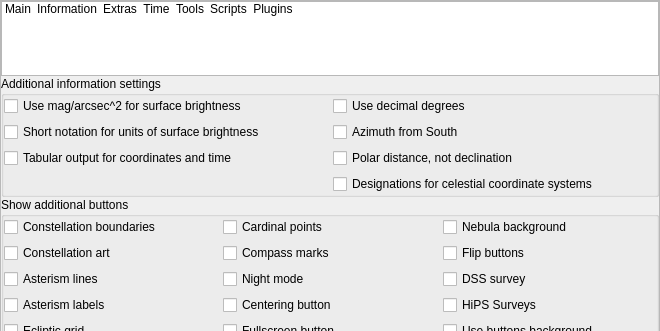
First picture: the form in src/gui/configurationDialog.ui, repository Stellarium/stellarium, before the edit; both pictures show x 0 to 660 and y 0 to 331 of the 660 by 575 pixel window.
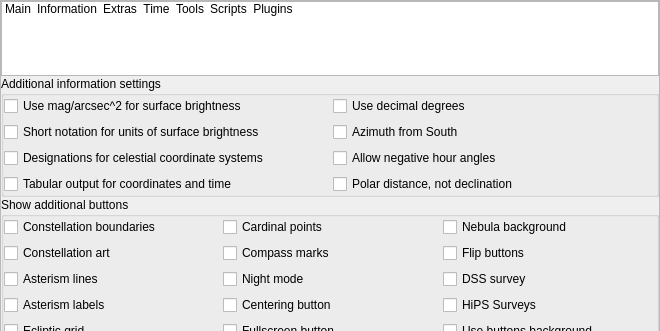
Second picture: the form after the edit. The open tabs and pages were chosen to show the change. Icons and pictures are not drawn. Custom widgets are drawn as their Qt base class.

Commit message:
Introduce negative hour angles
- Also use decimal degrees for hour angles where wanted

What changed in the file:
```diff
--- a/src/gui/configurationDialog.ui
+++ b/src/gui/configurationDialog.ui
@@ -1082,13 +1082,6 @@
              <property name="bottomMargin">
               <number>0</number>
              </property>
-             <item row="2" column="0">
-              <widget class="QCheckBox" name="checkBoxUseFormattingOutput">
-               <property name="text">
-                <string>Tabular output for coordinates and time</string>
-               </property>
-              </widget>
-             </item>
              <item row="1" column="0">
               <widget class="QCheckBox" name="checkBoxUMShortNotationSurfaceBrightness">
                <property name="text">
@@ -1123,14 +1116,21 @@
                </property>
               </widget>
              </item>
-             <item row="4" column="1">
+             <item row="4" column="0">
+              <widget class="QCheckBox" name="checkBoxUseFormattingOutput">
+               <property name="text">
+                <string>Tabular output for coordinates and time</string>
+               </property>
+              </widget>
+             </item>
+             <item row="2" column="0">
               <widget class="QCheckBox" name="checkBoxUseCCSDesignations">
                <property name="text">
                 <string>Designations for celestial coordinate systems</string>
                </property>
               </widget>
              </item>
-             <item row="2" column="1">
+             <item row="4" column="1">
               <widget class="QCheckBox" name="checkBoxPolarDistance">
                <property name="toolTip">
                 <string>Use distance from North Celestial Pole, not declination from equator in equatorial coordinates</string>
@@ -1140,6 +1140,16 @@
                </property>
               </widget>
              </item>
+             <item row="2" column="1">
+              <widget class="QCheckBox" name="checkBoxNegativeHourAngles">
+               <property name="toolTip">
+                <string>Hour angles usually run 0...24h. This counts -12h...12h.</string>
+               </property>
+               <property name="text">
+                <string>Allow negative hour angles </string>
+               </property>
+              </widget>
+             </item>
             </layout>
            </widget>
           </item>
```
Left out of the diff: 6 changed lines with no effect on the pictures. The commit also changes 5 other files.
